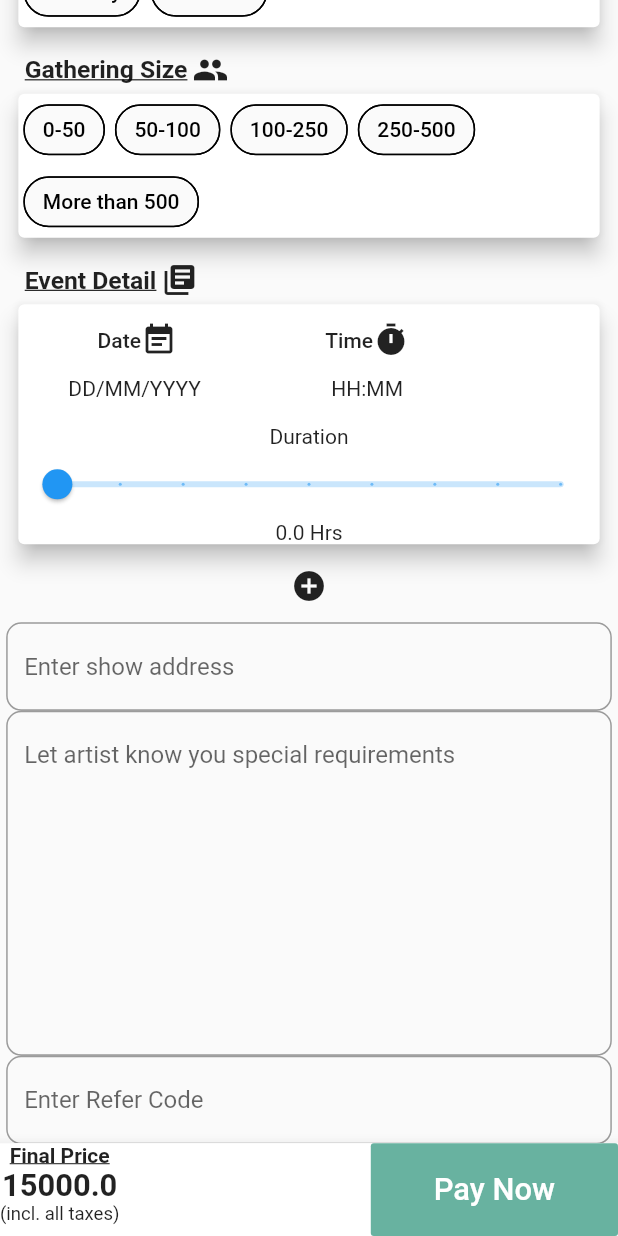
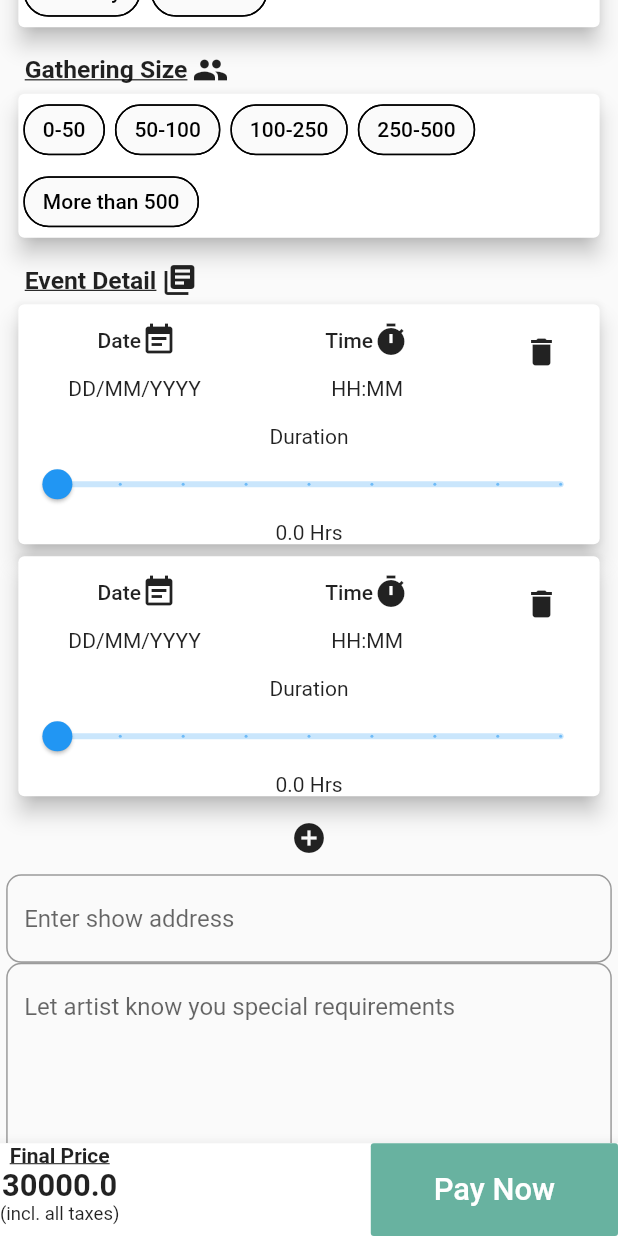
Before and after one commit to ayusharora06/clientside_artist4u, a Flutter app: the BookNowContent screen opened directly with empty values, scrolled down 434 dp, after a tap on the "add circle" icon, after a tap on the "delete" icon, on a phone screen of 412 x 824 dp. Run offline on Flutter 3.47's test engine with Material 2 defaults, Android fonts, the light colour scheme and no system bars; our stand-ins replace carousel_slider, chewie, flutter_custom_clippers, flutter_swiper, image_picker, shared_preferences and 1 more; missing offline and left inert: configurable_expansion_tile, timeline_list; accounts and stored records are empty.

Commit message:
book now slider fixed

```diff
--- a/artist4u repo/artist4u/lib/const.dart
+++ b/artist4u repo/artist4u/lib/const.dart
@@ -1 +1 @@
-var ip = '192.168.0.102';
+var ip = '192.168.0.103';
--- a/artist4u repo/artist4u/lib/screens/book_now/book_now_content.dart
+++ b/artist4u repo/artist4u/lib/screens/book_now/book_now_content.dart
@@ -27,10 +27,11 @@ class _BookNowContentState extends State<BookNowContent> {
 	final List<String> gatheringsize=['0-50','50-100','100-250','250-500','More than 500'];
 	final Map gatheringsizeprice={'0-50':1.1,'50-100':1.2,'100-250':1.3,'250-500':1.4,'More than 500':1.5};
 	List<Map> eventsdate=[
-		{'day':1,'date':null,'starttime':null,'duraion':null}
+		{'day':1,'date':null,'time':null,'duration':0.0}
 	];
 	var _selectedGathering;
 	var _currentSliderValue=0.0;
+	List<double> durationvalue=[];
 	var requirements = TextEditingController();
 	var location = TextEditingController();
   var refercode=TextEditingController();
@@ -399,6 +400,8 @@ class _BookNowContentState extends State<BookNowContent> {
 																		onPressed: (){
 																			setState(() {
 																				eventsdate.remove(index);
+																				durationvalue.removeAt(1);
+																				debugPrint(durationvalue.toString());
 																				eventprice=eventsdate.length;
 																			});
 																		},
@@ -411,20 +414,20 @@ class _BookNowContentState extends State<BookNowContent> {
 															'Duration'
 														),
 														Slider(
-															value: _currentSliderValue,
+															value: index['duration'],
 															min: 0,
 															max: 8,
 															divisions: 8,
-															label: _currentSliderValue.round().toString(),
+															label: index['duration'].round().toString(),
 															onChanged: (double value) {
 																setState(() {
-																	_currentSliderValue = value;
+																	index['duration'] = value;
 																	index['duration']=value;
 																});
 															},
 														),
 														Text(
-															'${_currentSliderValue.toString()} Hrs'
+															'${index['duration'].toString()} Hrs'
 														)
 													],
 												),
@@ -434,7 +437,9 @@ class _BookNowContentState extends State<BookNowContent> {
 											icon: Icon(Icons.add_circle),
 											onPressed: (){
 												setState(() {
-													eventsdate.add({'day':eventsdate.length+1,'date':null,'time':null});
+													eventsdate.add({'day':eventsdate.length+1,'date':null,'time':null,'duration':0.0});
+													durationvalue.add(0.0);
+													debugPrint(eventsdate.toString());
 													eventprice=eventsdate.length;
 												});
 											},
@@ -572,6 +577,7 @@ class _BookNowContentState extends State<BookNowContent> {
 									// 	);
 									// },
 									onPressed: () async{
+                    debugPrint(eventsdate.toString());
           // ignore: unused_local_variable
 										final PostEventmodal event=await PostEvent().postEvent(
 											widget.artistname,
```
Also changed, not shown: artist4u repo/artist4u/lib/modals/get_booking_modal.dart (+7 -27 lines), artist4u repo/artist4u/lib/screens/my_booking/upcoming.dart (+11 -8 lines), artist4u repo/artist4u/lib/services/get_bookings.dart (+14 -1 lines), 1 other file.
